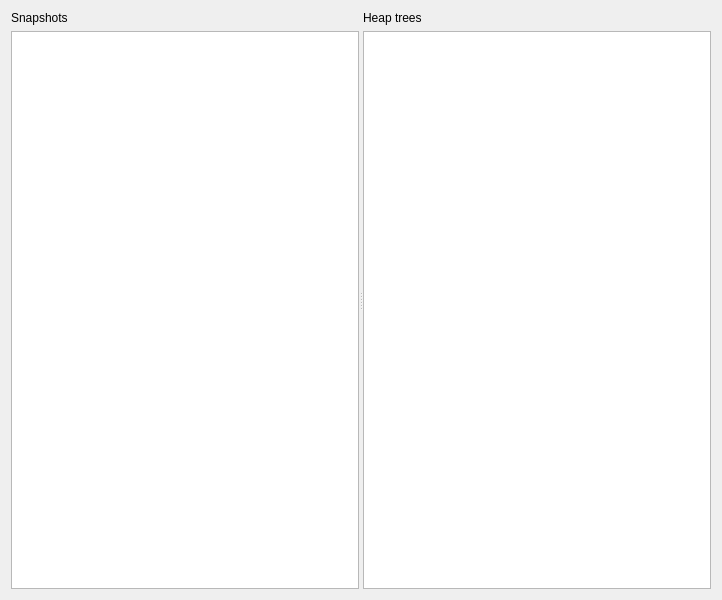
The window that tools/massif/view.ui (KDE/kdev-valgrind) describes before a commit, drawn with Qt 5.
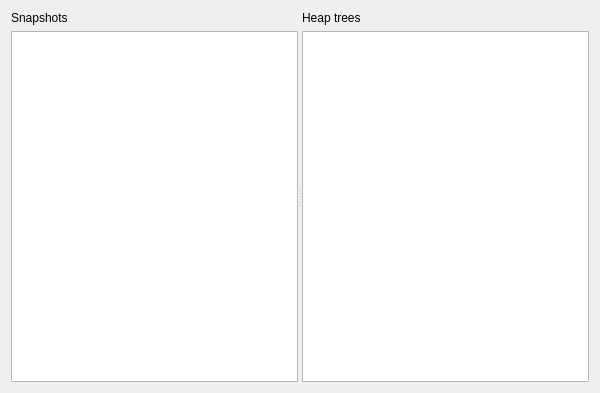
The same window after the commit.

```diff
--- a/tools/massif/view.ui
+++ b/tools/massif/view.ui
@@ -6,21 +6,18 @@
    <rect>
     <x>0</x>
     <y>0</y>
-    <width>722</width>
-    <height>600</height>
+    <width>600</width>
+    <height>393</height>
    </rect>
   </property>
-  <layout class="QVBoxLayout" name="verticalLayout_3">
+  <layout class="QVBoxLayout" name="verticalLayout">
    <item>
     <widget class="QSplitter" name="splitter">
      <property name="orientation">
       <enum>Qt::Horizontal</enum>
      </property>
-     <property name="childrenCollapsible">
-      <bool>false</bool>
-     </property>
-     <widget class="QWidget" name="layoutWidget">
-      <layout class="QVBoxLayout" name="verticalLayout">
+     <widget class="QWidget" name="">
+      <layout class="QVBoxLayout" name="snapshotsLayout">
        <item>
         <widget class="QLabel" name="snapshotsLabel">
          <property name="text">
@@ -37,8 +34,8 @@
        </item>
       </layout>
      </widget>
-     <widget class="QWidget" name="layoutWidget">
-      <layout class="QVBoxLayout" name="verticalLayout_2">
+     <widget class="QWidget" name="">
+      <layout class="QVBoxLayout" name="treesLayout">
        <item>
         <widget class="QLabel" name="treesLabel">
          <property name="text">
```
